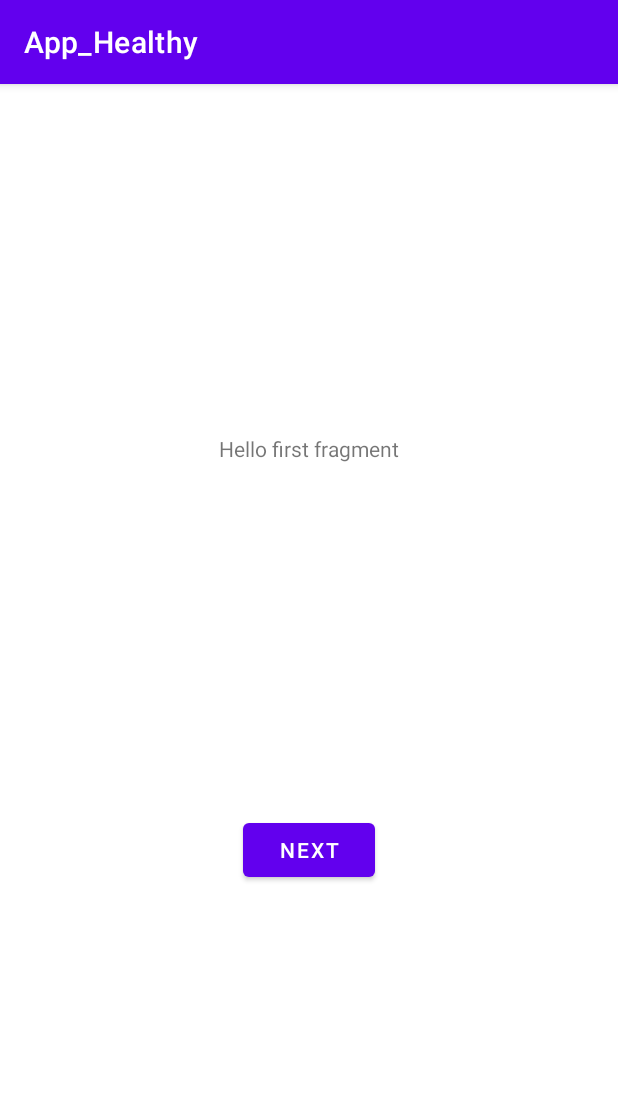
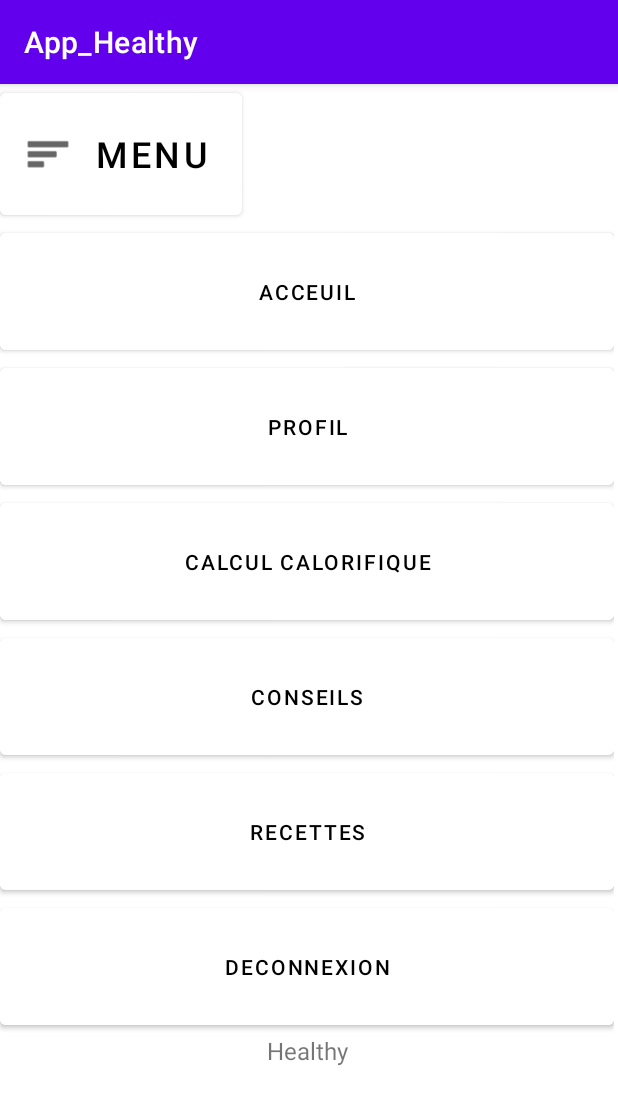
Before and after one commit to NicoDps/App_Healthy, an Android app: the fragment FirstFragment shown on its own in the app's theme, on a phone screen of 412 x 824 dp. Shown: the top 1104 px of the screen. Run offline under Robolectric (Android 15) with nearby library versions, the phone set to English and light mode, and no system bars.

```diff
--- a/app/src/main/java/com/example/app_healthy/FirstFragment.java
+++ b/app/src/main/java/com/example/app_healthy/FirstFragment.java
@@ -28,14 +28,6 @@ public class FirstFragment extends Fragment {
 
     public void onViewCreated(@NonNull View view, Bundle savedInstanceState) {
         super.onViewCreated(view, savedInstanceState);
-
-        binding.buttonFirst.setOnClickListener(new View.OnClickListener() {
-            @Override
-            public void onClick(View view) {
-                NavHostFragment.findNavController(FirstFragment.this)
-                        .navigate(R.id.action_FirstFragment_to_SecondFragment);
-            }
-        });
     }
 
     @Override
--- a/app/src/main/java/com/example/app_healthy/MainActivity.java
+++ b/app/src/main/java/com/example/app_healthy/MainActivity.java
@@ -48,7 +48,7 @@ public class MainActivity extends AppCompatActivity {
         int id = item.getItemId();
 
         //noinspection SimplifiableIfStatement
-        if (id == R.id.action_settings) {
+        if (id == R.id.action_FirstFragment_to_SecondFragment) {
             return true;
         }
 
--- a/app/src/main/res/layout/fragment_first.xml
+++ b/app/src/main/res/layout/fragment_first.xml
@@ -6,23 +6,82 @@
     android:layout_height="match_parent"
     tools:context=".FirstFragment">
 
-    <TextView
-        android:id="@+id/textview_first"
-        android:layout_width="wrap_content"
-        android:layout_height="wrap_content"
-        android:text="@string/hello_first_fragment"
-        app:layout_constraintBottom_toTopOf="@id/button_first"
-        app:layout_constraintEnd_toEndOf="parent"
-        app:layout_constraintStart_toStartOf="parent"
-        app:layout_constraintTop_toTopOf="parent" />
+    <LinearLayout
+        android:layout_width="409dp"
+        android:layout_height="729dp"
+        android:orientation="vertical"
+        tools:layout_editor_absoluteX="1dp"
+        tools:layout_editor_absoluteY="1dp">
 
-    <Button
-        android:id="@+id/button_first"
-        android:layout_width="wrap_content"
-        android:layout_height="wrap_content"
-        android:text="@string/next"
-        app:layout_constraintBottom_toBottomOf="parent"
-        app:layout_constraintEnd_toEndOf="parent"
-        app:layout_constraintStart_toStartOf="parent"
-        app:layout_constraintTop_toBottomOf="@id/textview_first" />
+        <Button
+            android:id="@+id/button9"
+            android:layout_width="161dp"
+            android:layout_height="93dp"
+            android:backgroundTint="@color/white"
+            android:text="Menu"
+            android:textColor="@color/black"
+            android:textColorLink="#FFFFFF"
+            android:textSize="24sp"
+            android:visibility="visible"
+            app:icon="@android:drawable/ic_menu_sort_by_size"
+            app:iconTint="@color/black" />
+
+        <Button
+            android:id="@+id/button4"
+            android:layout_width="match_parent"
+            android:layout_height="90dp"
+            android:backgroundTint="@color/white"
+            android:onClick="@string/next"
+            android:text="Acceuil"
+            android:textColor="#000000" />
+
+        <Button
+            android:id="@+id/button5"
+            android:layout_width="match_parent"
+            android:layout_height="90dp"
+            android:backgroundTint="@color/white"
+            android:text="Profil"
+            android:textColor="#000000" />
+
+        <Button
+            android:id="@+id/button6"
+            android:layout_width="match_parent"
+            android:layout_height="90dp"
+            android:backgroundTint="@color/white"
+            android:text="Calcul Calorifique"
+            android:textColor="#000000" />
+
+        <Button
+            android:id="@+id/button7"
+            android:layout_width="match_parent"
+            android:layout_height="90dp"
+            android:backgroundTint="@color/white"
+            android:text="Conseils"
+            android:textColor="#000000" />
+
+        <Button
+            android:id="@+id/button8"
+            android:layout_width="match_parent"
+            android:layout_height="90dp"
+            android:backgroundTint="@color/white"
+            android:text="Recettes"
+            android:textColor="#000000" />
+
+        <Button
+            android:id="@+id/button"
+            android:layout_width="match_parent"
+            android:layout_height="90dp"
+            android:backgroundTint="@color/white"
+            android:text="Deconnexion"
+            android:textColor="#000000" />
+
+        <TextView
+            android:id="@+id/textView3"
+            android:layout_width="match_parent"
+            android:layout_height="wrap_content"
+            android:text="Healthy"
+            android:textAlignment="center"
+            android:textSize="16sp" />
+
+    </LinearLayout>
 </androidx.constraintlayout.widget.ConstraintLayout>
--- a/app/src/main/res/layout/fragment_second.xml
+++ b/app/src/main/res/layout/fragment_second.xml
@@ -24,4 +24,5 @@
         app:layout_constraintEnd_toEndOf="parent"
         app:layout_constraintStart_toStartOf="parent"
         app:layout_constraintTop_toBottomOf="@id/textview_second" />
+
 </androidx.constraintlayout.widget.ConstraintLayout>
```
Also changed, not shown: app/src/main/res/layout/activity_main.xml (+17 -17 lines), app/src/main/res/layout/content_main.xml (+2 -25 lines), app/src/main/res/menu/menu_main.xml (+1 -7 lines), app/src/main/res/navigation/nav_graph.xml (+8 -0 lines).
